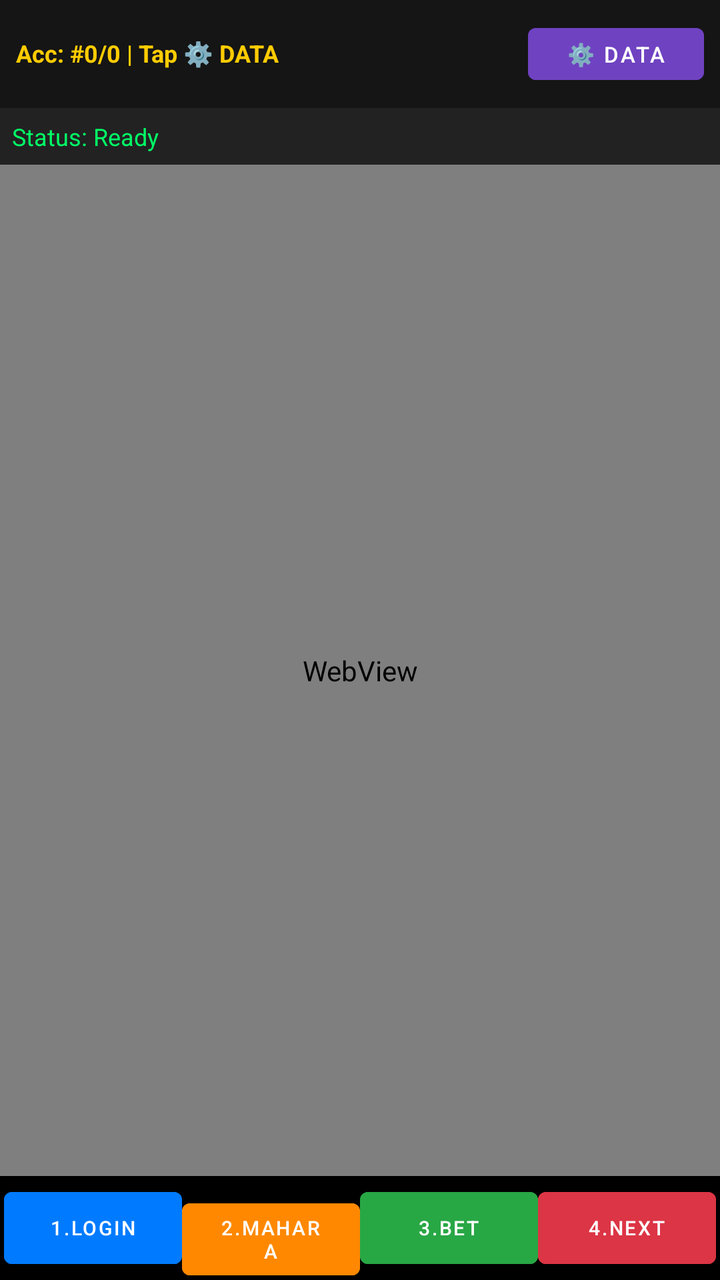
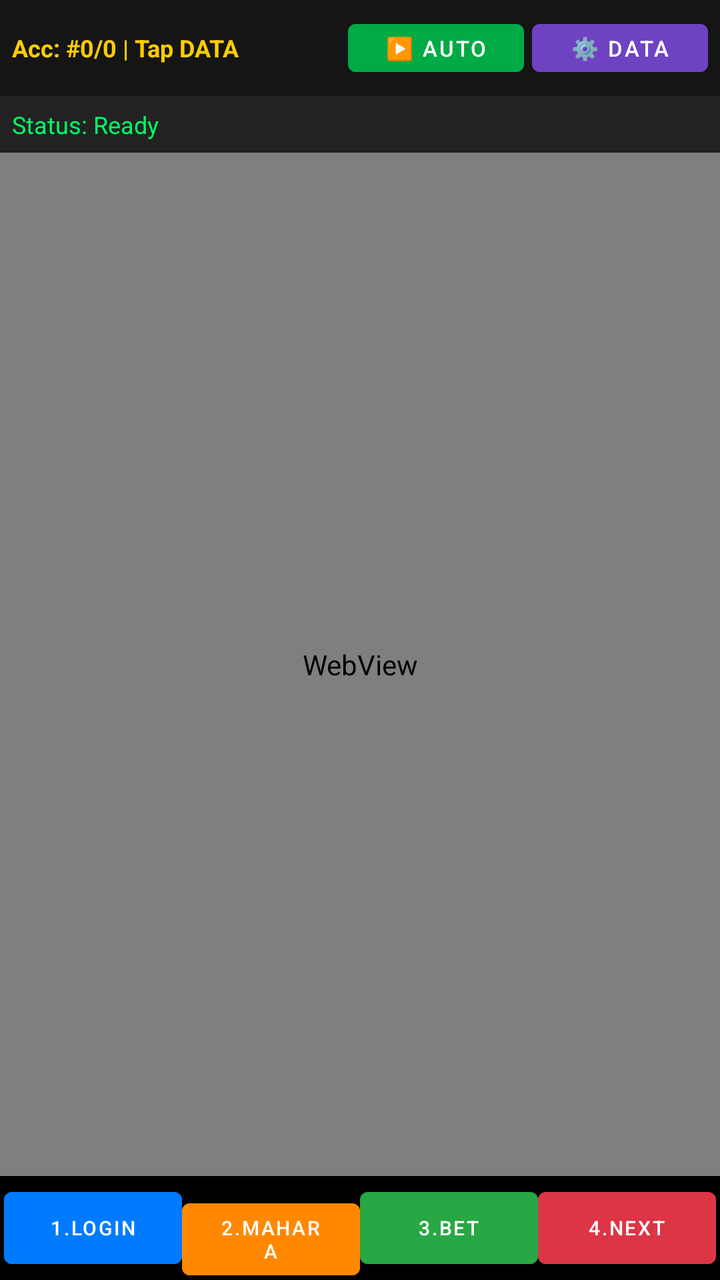

The first picture is an Android layout as it rendered before a commit; the second is the same layout after the commit. The layout source and the unified diff follow.
<!-- AndroidManifest.xml: application theme Theme.MaterialComponents.DayNight.NoActionBar -->
<!-- res/layout/activity_main.xml -->
<?xml version="1.0" encoding="utf-8"?>
<LinearLayout xmlns:android="http://schemas.android.com/apk/res/android"
    android:layout_width="match_parent"
    android:layout_height="match_parent"
    android:orientation="vertical">

    
    <LinearLayout
        android:layout_width="match_parent"
        android:layout_height="wrap_content"
        android:background="#151515"
        android:padding="8dp">
        <TextView
            android:id="@+id/tvAccountInfo"
            android:layout_width="0dp"
            android:layout_height="wrap_content"
            android:layout_weight="1"
            android:text="Acc: #0/0 | Tap ⚙️ DATA"
            android:textColor="#FFCC00"
            android:textSize="12sp"
            android:textStyle="bold" />
        <Button
            android:id="@+id/btnDataMenu"
            android:layout_width="wrap_content"
            android:layout_height="38dp"
            android:backgroundTint="#6F42C1"
            android:text="⚙️ DATA"
            android:textColor="#FFFFFF"
            android:textSize="11sp" />
    </LinearLayout>

    
    <TextView
        android:id="@+id/tvStatus"
        android:layout_width="match_parent"
        android:layout_height="wrap_content"
        android:background="#222"
        android:padding="6dp"
        android:text="Status: Ready"
        android:textColor="#00FF66"
        android:textSize="12sp" />

    
    <WebView
        android:id="@+id/webView"
        android:layout_width="match_parent"
        android:layout_height="0dp"
        android:layout_weight="1" />

    
    <LinearLayout
        android:layout_width="match_parent"
        android:layout_height="wrap_content"
        android:weightSum="4"
        android:background="#000"
        android:padding="2dp">
        <Button
            android:id="@+id/btnStep1"
            android:layout_width="0dp"
            android:layout_height="wrap_content"
            android:layout_weight="1"
            android:backgroundTint="#007BFF"
            android:text="1.LOGIN"
            android:textColor="#FFFFFF"
            android:textSize="10sp" />
        <Button
            android:id="@+id/btnStep2"
            android:layout_width="0dp"
            android:layout_height="wrap_content"
            android:layout_weight="1"
            android:backgroundTint="#FF8800"
            android:text="2.MAHARA"
            android:textColor="#FFFFFF"
            android:textSize="10sp" />
        <Button
            android:id="@+id/btnStep3"
            android:layout_width="0dp"
            android:layout_height="wrap_content"
            android:layout_weight="1"
            android:backgroundTint="#28A745"
            android:text="3.BET"
            android:textColor="#FFFFFF"
            android:textSize="10sp" />
        <Button
            android:id="@+id/btnStep4"
            android:layout_width="0dp"
            android:layout_height="wrap_content"
            android:layout_weight="1"
            android:backgroundTint="#DC3545"
            android:text="4.NEXT"
            android:textColor="#FFFFFF"
            android:textSize="10sp" />
    </LinearLayout>
</LinearLayout>
<!-- resources referenced by this layout -->
<resources>

</resources>

<!-- the commit's change to res/layout/activity_main.xml (unified diff, before → after) -->
@@ -9,27 +9,36 @@
         android:layout_width="match_parent"
         android:layout_height="wrap_content"
         android:background="#151515"
-        android:padding="8dp">
+        android:padding="6dp"
+        android:gravity="center_vertical">
         <TextView
             android:id="@+id/tvAccountInfo"
             android:layout_width="0dp"
             android:layout_height="wrap_content"
             android:layout_weight="1"
-            android:text="Acc: #0/0 | Tap ⚙️ DATA"
+            android:text="Acc: #0/0 | Tap DATA"
             android:textColor="#FFCC00"
             android:textSize="12sp"
             android:textStyle="bold" />
         <Button
+            android:id="@+id/btnAutoRun"
+            android:layout_width="wrap_content"
+            android:layout_height="36dp"
+            android:backgroundTint="#00AA44"
+            android:text="▶️ AUTO"
+            android:textColor="#FFFFFF"
+            android:textSize="11sp"
+            android:layout_marginEnd="4dp" />
+        <Button
             android:id="@+id/btnDataMenu"
             android:layout_width="wrap_content"
-            android:layout_height="38dp"
+            android:layout_height="36dp"
             android:backgroundTint="#6F42C1"
             android:text="⚙️ DATA"
             android:textColor="#FFFFFF"
             android:textSize="11sp" />
     </LinearLayout>
 
-    
     <TextView
         android:id="@+id/tvStatus"
         android:layout_width="match_parent"
@@ -40,14 +49,12 @@
         android:textColor="#00FF66"
         android:textSize="12sp" />
 
-    
     <WebView
         android:id="@+id/webView"
         android:layout_width="match_parent"
         android:layout_height="0dp"
         android:layout_weight="1" />
 
-    
     <LinearLayout
         android:layout_width="match_parent"
         android:layout_height="wrap_content"
